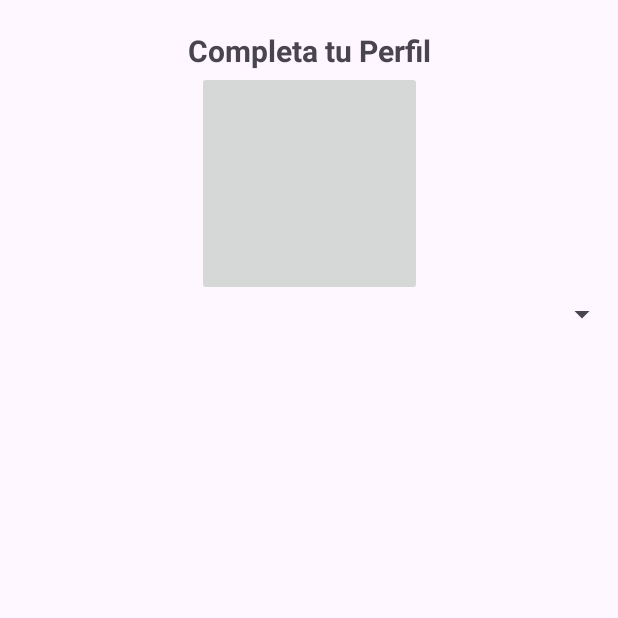
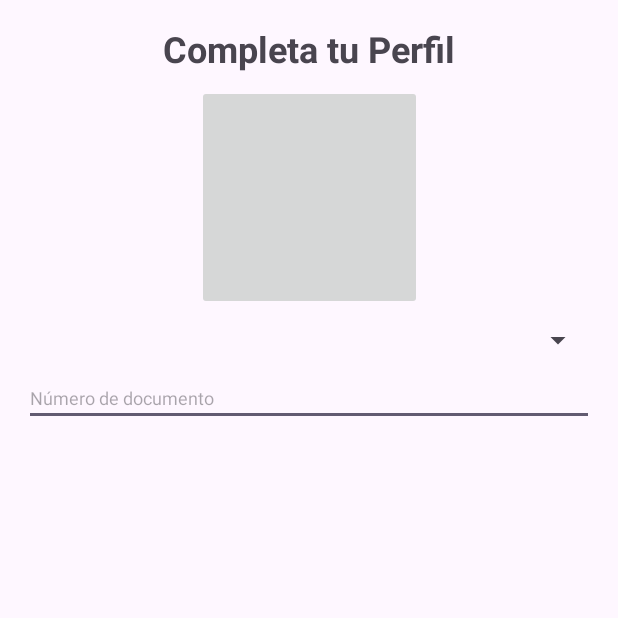
Before and after one commit to stefanodlc4/BotonPanico, an Android app: the PerfilCiudadanoActivity screen opened directly, with no data from a screen before it, on a phone screen of 412 x 824 dp, the top half of it. Run offline under Robolectric (Android 15) with nearby library versions, the phone set to English and light mode, and no system bars.

Commit message:
agregado estilos

```diff
--- a/app/src/main/res/layout/activity_perfil_ciudadano.xml
+++ b/app/src/main/res/layout/activity_perfil_ciudadano.xml
@@ -12,7 +12,7 @@
         android:layout_width="wrap_content"
         android:layout_height="wrap_content"
         android:text="@string/activityperfilciudadano_tv_titulo"
-        android:layout_marginTop="20sp"
+        android:layout_marginTop="@dimen/margin_grande"
         style="@style/TituloPrincipal"
         app:layout_constraintEnd_toEndOf="parent"
         app:layout_constraintStart_toStartOf="parent"
@@ -20,8 +20,9 @@
 
     <ImageButton
         android:id="@+id/activityperfilciudadano_img_foto"
-        android:layout_width="150sp"
-        android:layout_height="150sp"
+        android:layout_width="150dp"
+        android:layout_height="150dp"
+        android:layout_marginTop="@dimen/margin_medio"
         app:layout_constraintEnd_toEndOf="parent"
         app:layout_constraintStart_toStartOf="parent"
         app:layout_constraintTop_toBottomOf="@+id/activityperfilciudadano_tv_titulo"
@@ -31,8 +32,27 @@
         android:id="@+id/activityperfilciudadano_spn_tipodocumento"
         android:layout_width="match_parent"
         android:layout_height="wrap_content"
+        android:layout_marginTop="@dimen/margin_medio"
+        android:layout_marginStart="@dimen/margin_grande"
+        android:layout_marginEnd="@dimen/margin_grande"
+        style="@style/Spinner"
         app:layout_constraintStart_toStartOf="parent"
         app:layout_constraintEnd_toEndOf="parent"
-        app:layout_constraintTop_toBottomOf="@+id/activityperfilciudadano_img_foto" />
+        app:layout_constraintTop_toBottomOf="@+id/activityperfilciudadano_img_foto"/>
+
+    <EditText
+        android:id="@+id/activityperfilciudadano_et_numerodocumento"
+        android:layout_width="match_parent"
+        android:layout_height="wrap_content"
+        android:layout_marginTop="@dimen/margin_medio"
+        android:layout_marginStart="@dimen/margin_grande"
+        android:layout_marginEnd="@dimen/margin_grande"
+        android:hint="@string/activityperfilciudadano_et_numerodocumento_hint"
+        android:inputType="number"
+        style="@style/EditText"
+        app:layout_constraintEnd_toEndOf="parent"
+        app:layout_constraintStart_toStartOf="parent"
+        app:layout_constraintTop_toBottomOf="@+id/activityperfilciudadano_spn_tipodocumento"
+        />
 
 </androidx.constraintlayout.widget.ConstraintLayout>
--- a/app/src/main/res/values/strings.xml
+++ b/app/src/main/res/values/strings.xml
@@ -2,6 +2,7 @@
     <string name="app_name">BotonPanico</string>
 
     <string name="activityperfilciudadano_tv_titulo">Completa tu Perfil</string>
+    <string name="activityperfilciudadano_et_numerodocumento_hint">Número de documento</string>
 
 
 </resources>
--- a/app/src/main/res/values/styles.xml
+++ b/app/src/main/res/values/styles.xml
@@ -1,7 +1,17 @@
 <?xml version="1.0" encoding="utf-8"?>
 <resources>
+
     <style name="TituloPrincipal">
-        <item name="android:textSize">20sp</item>
+        <item name="android:textSize">@dimen/texto_titulo</item>
         <item name="android:textStyle">bold</item>
     </style>
+
+    <style name="Spinner">
+        <item name="android:textSize">@dimen/texto_normal</item>
+    </style>
+
+    <style name="EditText">
+        <item name="android:textSize">@dimen/texto_normal</item>
+    </style>
+
 </resources>
```
